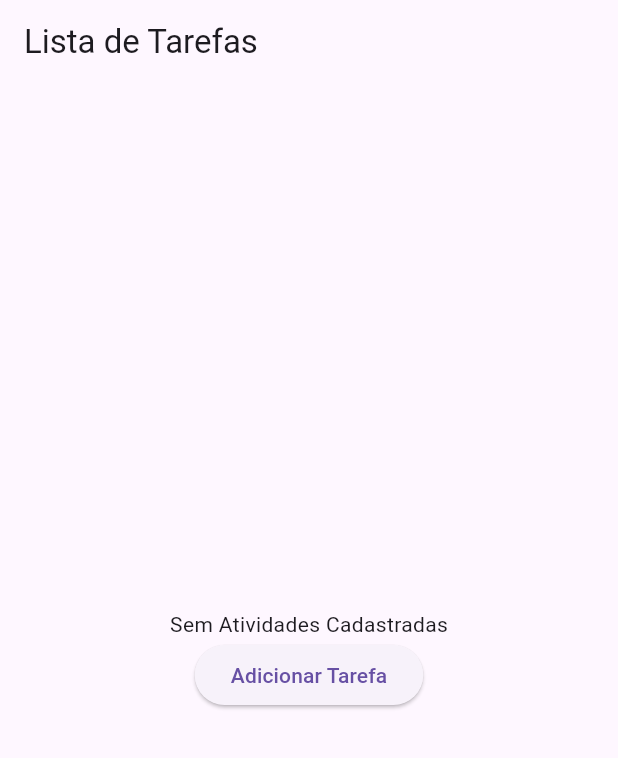
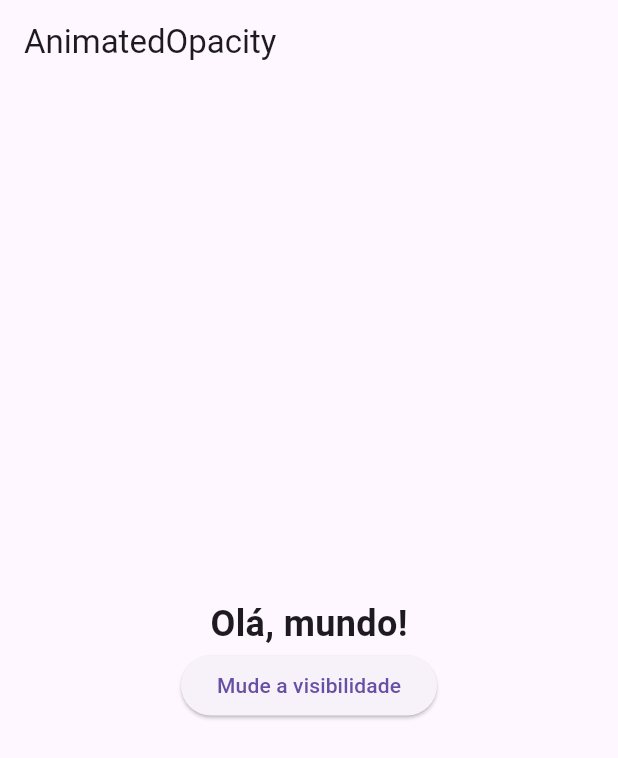
Before and after one commit to rfmeloneto/UnitinDispositiovosMoveis, a Flutter app: the screen it shows after launch, on a phone screen of 412 x 824 dp. Shown: the top 758 px of the screen. Run offline on Flutter 3.47's test engine with Material 3 defaults, Android fonts, the phone set to English and light mode, and no system bars.

Commit message:
init animations

```diff
--- /dev/null
+++ b/lib/animation_page.dart
@@ -0,0 +1,11 @@
+import 'package:flutter/material.dart';
+
+class AnimationPage extends StatelessWidget {
+  final Widget animatedWidget;
+  const AnimationPage(this.animatedWidget, {super.key});
+
+  @override
+  Widget build(BuildContext context) {
+    return animatedWidget;
+  }
+}
--- /dev/null
+++ b/lib/animations/anumated_opacity.dart
@@ -0,0 +1,42 @@
+import 'package:flutter/material.dart';
+
+class AnimatedOpacityExample extends StatefulWidget {
+  const AnimatedOpacityExample({super.key});
+
+  @override
+  _AnimatedOpacityExampleState createState() => _AnimatedOpacityExampleState();
+}
+
+class _AnimatedOpacityExampleState extends State<AnimatedOpacityExample> {
+  bool _isVisible = true;
+
+  @override
+  Widget build(BuildContext context) {
+    return Scaffold(
+      appBar: AppBar(title: const Text('AnimatedOpacity')),
+      body: Center(
+        child: Column(
+          mainAxisAlignment: MainAxisAlignment.center,
+          children: [
+            AnimatedOpacity(
+              duration: const Duration(seconds: 2),
+              opacity: _isVisible ? 1.0 : 0.0,
+              child: const Text(
+                'Olá, mundo!',
+                style: TextStyle(fontSize: 24, fontWeight: FontWeight.bold),
+              ),
+            ),
+            ElevatedButton(
+              onPressed: () {
+                setState(() {
+                  _isVisible = !_isVisible;
+                });
+              },
+              child: const Text('Mude a visibilidade'),
+            ),
+          ],
+        ),
+      ),
+    );
+  }
+}
--- a/lib/data/activity_list.dart
+++ /dev/null
@@ -1,10 +0,0 @@
-import 'package:primeiro_app/domain/activity_entity.dart';
-
-abstract class DataBase {
-  late List<ActivityEntity> activityList;
-  void addActivityList(ActivityEntity value) {}
-  void removeActivityList(int index) {}
-  bool isDone(int index) {
-    throw UnimplementedError("isDone não está implementado");
-  }
-}
--- a/lib/domain/activity_entity.dart
+++ /dev/null
@@ -1,6 +0,0 @@
-class ActivityEntity {
-  String title;
-  String description;
-  bool isDone = false;
-  ActivityEntity({required this.title, required this.description});
-}
--- a/lib/domain/activity_usecase.dart
+++ /dev/null
@@ -1,8 +0,0 @@
-import 'package:primeiro_app/domain/activity_entity.dart';
-
-abstract class ActivityUseCase {
-  void addActivity(ActivityEntity activity);
-  void removeActivity(int index);
-  bool isDone(int index);
-  List<ActivityEntity>? getActivities();
-}
--- a/lib/infra/activite_usecase_imp.dart
+++ /dev/null
@@ -1,28 +0,0 @@
-import 'package:primeiro_app/data/activity_list.dart';
-import 'package:primeiro_app/infra/activity_list_imp.dart';
-import 'package:primeiro_app/domain/activity_entity.dart';
-import 'package:primeiro_app/domain/activity_usecase.dart';
-
-class ActivityUseCaseImp extends ActivityUseCase {
-  DataBase activityList = ActivityDb();
-
-  @override
-  void addActivity(ActivityEntity activity) {
-    activityList.addActivityList(activity);
-  }
-
-  @override
-  void removeActivity(int index) {
-    activityList.removeActivityList(index);
-  }
-
-  @override
-  List<ActivityEntity>? getActivities() {
-    return activityList.activityList;
-  }
-
-  @override
-  bool isDone(int index) {
-    return activityList.isDone(index);
-  }
-}
--- a/lib/infra/activity_list_imp.dart
+++ /dev/null
@@ -1,25 +0,0 @@
-import 'package:primeiro_app/data/activity_list.dart';
-import 'package:primeiro_app/data/db.dart';
-import 'package:primeiro_app/domain/activity_entity.dart';
-
-class ActivityDb implements DataBase {
-  DB db = DB.instance;
-  @override
-  late List<ActivityEntity> activityList = db.activityList;
-
-  @override
-  void addActivityList(ActivityEntity value) {
-    activityList.add(value);
-  }
-
-  @override
-  void removeActivityList(int index) {
-    activityList.removeAt(index);
-  }
-
-  @override
-  bool isDone(int index) {
-    activityList[index].isDone = !activityList[index].isDone;
-    return activityList[index].isDone;
-  }
-}
--- a/lib/main.dart
+++ b/lib/main.dart
@@ -1,8 +1,7 @@
 import 'package:flutter/material.dart';
-import 'package:flutter_bloc/flutter_bloc.dart';
-import 'package:primeiro_app/domain/activity_usecase.dart';
-import 'package:primeiro_app/presenter/bloc/to_do_bloc.dart';
-import 'package:primeiro_app/presenter/to_do_page.dart';
+import 'package:primeiro_app/animation_page.dart';
+import 'package:primeiro_app/animations/animated_container.dart';
+import 'package:primeiro_app/animations/anumated_opacity.dart';
 
 void main() => runApp(const MyApp());
 
@@ -16,12 +15,9 @@ class MyApp extends StatefulWidget {
 class _MyAppState extends State<MyApp> {
   @override
   Widget build(BuildContext context) {
-    return BlocProvider(
-      create: (context) => ToDOBloc(ActivityUseCase),
-      child: MaterialApp(
-        home: ToDoPage(),
-      ),
-    );
+    return const MaterialApp(
+        home: AnimationPage(AnimatedOpacityExample()),
+      );
   }
 
 }
--- a/lib/presenter/bloc/to_do_bloc.dart
+++ /dev/null
@@ -1,33 +0,0 @@
-import 'package:flutter_bloc/flutter_bloc.dart';
-import 'package:primeiro_app/domain/activity_entity.dart';
-import 'package:primeiro_app/presenter/bloc/to_do_events.dart';
-import 'package:primeiro_app/presenter/bloc/to_do_states.dart';
-import 'package:primeiro_app/domain/activity_usecase.dart';
-
-class ToDOBloc extends Bloc<ToDoEvent, ToDoState> {
-  late ActivityUseCase useCase;
-  ToDOBloc(useCase) : super(InitialToDoState(_getList(useCase))) {
-    on<AddActivityEvent>((event, emit) {
-      emit(LoadingToDoState());
-      useCase.addActivity(event.activity);
-      emit(LoadedToDoState(_getList(useCase)));
-    });
-    on<RemoveActivityEvent>((event, emit) {
-      emit(LoadingToDoState());
-      useCase.removeActivity(event.index);
-      emit(LoadedToDoState(_getList(useCase)));
-    });
-    on<GetActivitiesEvent>((event, emit) {
-      emit(LoadedToDoState(_getList(useCase)));
-    });
-    on<IsDoneActivityEvent>((event, emit) {
-      emit(LoadingToDoState());
-      useCase.isDone(event.index);
-      emit(LoadedToDoState(_getList(useCase)));
-    });
-  }
-}
-
-List<ActivityEntity> _getList(ActivityUseCase useCase) {
-  return useCase.getActivities() ?? [];
-}
--- a/lib/presenter/bloc/to_do_bloc_store.dart
+++ /dev/null
@@ -1,7 +0,0 @@
-import 'package:primeiro_app/presenter/bloc/to_do_bloc.dart';
-import 'package:primeiro_app/infra/activite_usecase_imp.dart';
-
-class ActivityStore extends ToDOBloc {
-  final ActivityUseCaseImp activityUseCase;
-  ActivityStore(this.activityUseCase) : super(activityUseCase);
-}
--- a/lib/presenter/bloc/to_do_events.dart
+++ /dev/null
@@ -1,20 +0,0 @@
-import 'package:primeiro_app/domain/activity_entity.dart';
-
-abstract class ToDoEvent {}
-
-class AddActivityEvent extends ToDoEvent {
-  final ActivityEntity activity;
-  AddActivityEvent({required this.activity});
-}
-
-class RemoveActivityEvent extends ToDoEvent {
-  final int index;
-  RemoveActivityEvent({required this.index});
-}
-
-class GetActivitiesEvent extends ToDoEvent {}
-
-class IsDoneActivityEvent extends ToDoEvent {
-  final int index;
-  IsDoneActivityEvent({required this.index});
-}
--- a/lib/presenter/bloc/to_do_states.dart
+++ /dev/null
@@ -1,22 +0,0 @@
-import 'package:primeiro_app/domain/activity_entity.dart';
-
-abstract class ToDoState {}
-
-class InitialToDoState extends ToDoState {
-  final List<ActivityEntity> activities;
-
-  InitialToDoState(this.activities);
-}
-
-class LoadingToDoState extends ToDoState {}
-
-class LoadedToDoState extends ToDoState {
-  final List<ActivityEntity> activities;
-  final String message = "Sem Atividades Cadastradas";
-  LoadedToDoState(this.activities);
-}
-
-class ErrorToDoState extends ToDoState {
-  final String message = "Erro ao carregar as Atividades";
-  ErrorToDoState();
-}
--- a/lib/presenter/to_do_page.dart
+++ /dev/null
@@ -1,150 +0,0 @@
-import 'dart:ffi';
-
-import 'package:flutter/cupertino.dart';
-import 'package:flutter/material.dart';
-import 'package:flutter/widgets.dart';
-import 'package:flutter_bloc/flutter_bloc.dart';
-import 'package:primeiro_app/domain/activity_entity.dart';
-import 'package:primeiro_app/presenter/bloc/to_do_bloc_store.dart';
-import 'package:primeiro_app/presenter/bloc/to_do_events.dart';
-import 'package:primeiro_app/presenter/bloc/to_do_states.dart';
-import 'package:primeiro_app/infra/activite_usecase_imp.dart';
-
-class ToDoPage extends StatefulWidget {
-  final ActivityStore store = ActivityStore(ActivityUseCaseImp());
-  ToDoPage({super.key});
-
-  @override
-  State<ToDoPage> createState() => _ToDoPageState();
-}
-
-class _ToDoPageState extends State<ToDoPage> {
-  TextEditingController titleController = TextEditingController();
-  TextEditingController descriptionController = TextEditingController();
-  GlobalKey<FormState> formKey = GlobalKey<FormState>();
-  @override
-  void initState() {
-    super.initState();
-    widget.store.add(GetActivitiesEvent());
-  }
-
-  @override
-  Widget build(BuildContext context) {
-    return Scaffold(
-      appBar: AppBar(
-        title: const Text('Lista de Tarefas'),
-      ),
-      body: Center(
-        child: Column(
-          mainAxisAlignment: MainAxisAlignment.center,
-          children: [
-            BlocBuilder(
-              bloc: widget.store,
-              builder: (context, state) {
-                if (state is LoadingToDoState) {
-                  return const CircularProgressIndicator();
-                }
-                if (state is ErrorToDoState) {
-                  return Text(state.message);
-                }
-                if (state is LoadedToDoState) {
-                  if (state.activities.isEmpty) {
-                    return Text(state.message);
-                  }
-                  return Expanded(
-                    child: ListView.builder(
-                      itemCount: state.activities.length,
-                      itemBuilder: (context, index) {
-                        // return Text(state.activities[index].title);
-                        return Dismissible(
-                          background: Container(color: Colors.red),
-                          key: ValueKey(state.activities[index]),
-                          onDismissed: (direction) {
-                            widget.store.add(RemoveActivityEvent(index: index));
-                          },
-                          child: Card(
-                            margin: const EdgeInsets.all(10),
-                            elevation: 3,
-                            child: ListTile(
-                              title: Text(state.activities[index].title),
-                              subtitle:
-                                  Text(state.activities[index].description),
-                              leading: Checkbox(
-                                value: state.activities[index].isDone,
-                                onChanged: (value) {
-                                  widget.store
-                                      .add(IsDoneActivityEvent(index: index));
-                                },
-                              ),
-                            ),
-                          ),
-                        );
-                      },
-                    ),
-                  );
-                } else {
-                  return const Text('Erro');
-                }
-              },
-            ),
-            ElevatedButton(
-              child: const Text('Adicionar Tarefa'),
-              onPressed: () {
-                showDialog(
-                  context: context,
-                  builder: (context) {
-                    return AlertDialog(
-                      title: const Text('Adicionar uma atividade'),
-                      content: SizedBox(
-                        height: 150,
-                        child: Form(
-                          key: formKey,
-                          child: Column(
-                            children: [
-                              TextField(
-                                decoration: const InputDecoration(
-                                    labelText: 'Título da Atividade'),
-                                controller: titleController,
-                              ),
-                              TextField(
-                                decoration: const InputDecoration(
-                                    labelText: 'Descrição da Atividade'),
-                                controller: descriptionController,
-                              ),
-                            ],
-                          ),
-                        ),
-                      ),
-                      actions: [
-                        TextButton(
-                          child: const Text('Salvar'),
-                          onPressed: () {
-                            widget.store.add(AddActivityEvent(
-                                activity: ActivityEntity(
-                                    title: titleController.text,
-                                    description: descriptionController.text)));
-                            titleController.clear();
-                            descriptionController.clear();
-                            widget.store.add(GetActivitiesEvent());
-                            Navigator.pop(context);
-                          },
-                        ),
-                        TextButton(
-                          child: const Text('Fechar'),
-                          onPressed: () {
-                            widget.store.add(GetActivitiesEvent());
-                            Navigator.pop(context);
-                          },
-                        ),
-                      ],
-                    );
-                  },
-                );
-              },
-            ),
-          ],
-        ),
-      ),
-    );
-  }
-}
```
Also changed, not shown: lib/animations/animated_container.dart (added, +36 -0 lines), lib/data/db.dart (deleted, +0 -15 lines).
